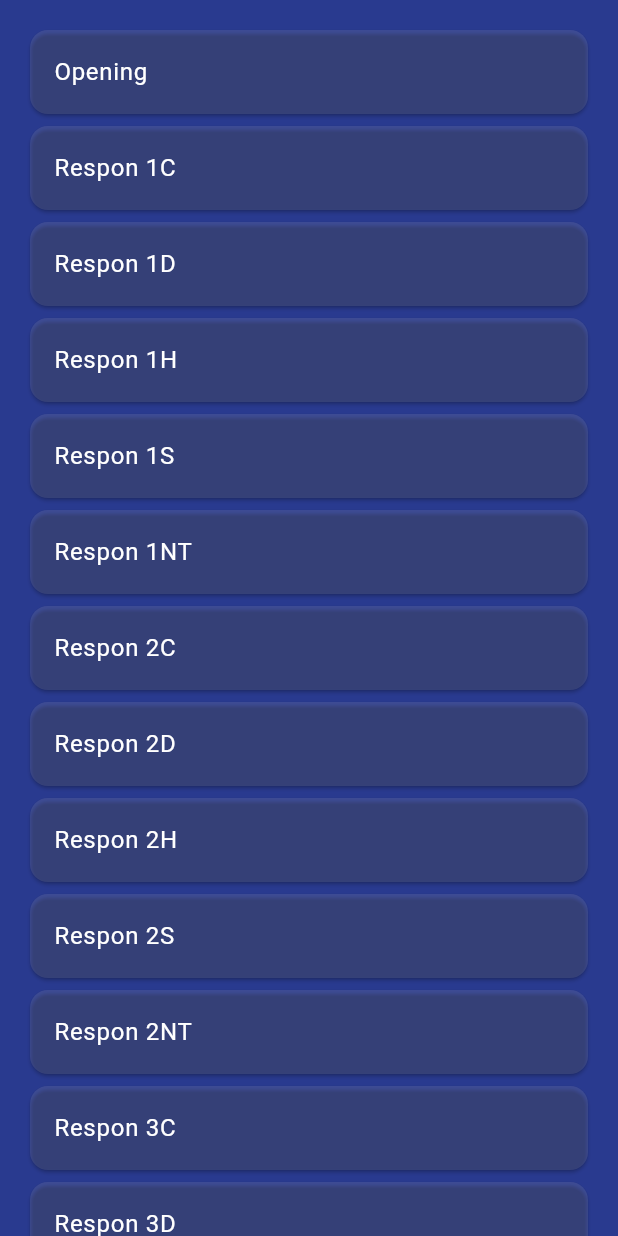
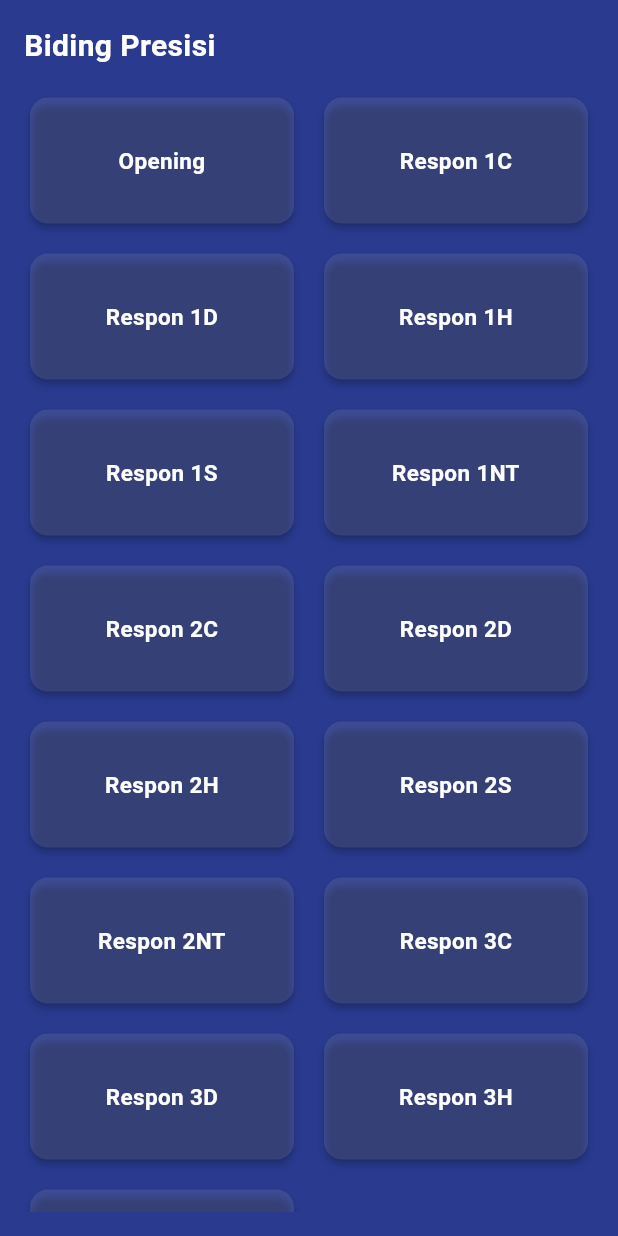
Before and after one commit to alanprayogo/bs_project, a Flutter app: the PresisiBidPage screen opened by its route, on a phone screen of 412 x 824 dp. Run offline on Flutter 3.47's test engine with Material 3 defaults, Android fonts, the phone set to English and light mode, and no system bars.

```diff
--- a/lib/pages/analisis_bid.dart
+++ b/lib/pages/analisis_bid.dart
@@ -111,7 +111,7 @@ class _AnalisisBidPageState extends State<AnalisisBidPage> {
         backgroundColor: const Color(0xFF0E1431),
         elevation: 0,
       ),
-      body: Padding(
+      body: SingleChildScrollView(
         padding: const EdgeInsets.all(16.0),
         child: Column(
           crossAxisAlignment: CrossAxisAlignment.start,
@@ -277,18 +277,13 @@ class _AnalisisBidPageState extends State<AnalisisBidPage> {
             ),
             const SizedBox(height: 8),
 
-            Container(
-              width: double.infinity,
-              constraints: const BoxConstraints(minHeight: 80),
-              padding: EdgeInsets.zero,
-              child: Card(
+            Card(
               color: Colors.white.withOpacity(0.1),
               shape: RoundedRectangleBorder(
                 borderRadius: BorderRadius.circular(12),
               ),
               child: Padding(
                 padding: const EdgeInsets.all(16.0),
-                  child: SingleChildScrollView(
                 child: analysisData.isEmpty
                     ? const Text(
                         'Hasil analisis akan ditampilkan di sini.',
@@ -309,7 +304,7 @@ class _AnalisisBidPageState extends State<AnalisisBidPage> {
                                       width: 140,
                                       child: Text(
                                         '${entry.key}:',
-                                            style: const TextStyle(
+                                        style: TextStyle(
                                           fontWeight: FontWeight.bold,
                                           color: Colors.lightBlue,
                                         ),
@@ -331,8 +326,7 @@ class _AnalisisBidPageState extends State<AnalisisBidPage> {
                       ),
               ),
             ),
-              ),
-            ),
+            Container(height: 120, color: Colors.transparent),
           ],
         ),
       ),
--- a/lib/pages/presisi_bid.dart
+++ b/lib/pages/presisi_bid.dart
@@ -1,7 +1,7 @@
-// presisi_bid.dart
+// lib/pages/presisi_bid.dart
 
 import 'package:flutter/material.dart';
-import 'analisis_bid.dart'; // Pastikan file ini tersedia
+import 'analisis_bid.dart';
 
 class PresisiBidPage extends StatelessWidget {
   static const routeName = '/presisi';
@@ -11,35 +11,63 @@ class PresisiBidPage extends StatelessWidget {
   @override
   Widget build(BuildContext context) {
     return Scaffold(
-      body: ListView(
+      body: Padding(
         padding: const EdgeInsets.all(16.0),
-        children: [
-          _buildListItem(context, 'Opening', 'opening'),
-          _buildListItem(context, 'Respon 1C', 'respon_1c'),
-          _buildListItem(context, 'Respon 1D', 'respon_1d'),
-          _buildListItem(context, 'Respon 1H', 'respon_1h'),
-          _buildListItem(context, 'Respon 1S', 'respon_1s'),
-          _buildListItem(context, 'Respon 1NT', 'respon_1nt'),
-          _buildListItem(context, 'Respon 2C', 'respon_2c'),
-          _buildListItem(context, 'Respon 2D', 'respon_2d'),
-          _buildListItem(context, 'Respon 2H', 'respon_2h'),
-          _buildListItem(context, 'Respon 2S', 'respon_2s'),
-          _buildListItem(context, 'Respon 2NT', 'respon_2nt'),
-          _buildListItem(context, 'Respon 3C', 'respon_3c'),
-          _buildListItem(context, 'Respon 3D', 'respon_3d'),
-          _buildListItem(context, 'Respon 3H', 'respon_3h'),
-          _buildListItem(context, 'Respon 3S', 'respon_3s'),
-        ],
+        child: Column(
+          crossAxisAlignment: CrossAxisAlignment.start,
+          children: [
+            // Judul Halaman
+            const Text(
+              'Biding Presisi',
+              style: TextStyle(
+                fontSize: 20,
+                fontWeight: FontWeight.bold,
+                color: Colors.white,
+              ),
+            ),
+            const SizedBox(height: 16),
+
+            // Grid View - Responsif
+            Expanded(
+              child: GridView.count(
+                crossAxisCount: 2, // Tampil 2 kolom
+                mainAxisSpacing: 12,
+                crossAxisSpacing: 12,
+                childAspectRatio:
+                    2.0, // Lebih lebar sedikit, tidak terlalu tinggi
+                children: [
+                  _buildGridItem(context, 'Opening', 'opening'),
+                  _buildGridItem(context, 'Respon 1C', 'respon_1c'),
+                  _buildGridItem(context, 'Respon 1D', 'respon_1d'),
+                  _buildGridItem(context, 'Respon 1H', 'respon_1h'),
+                  _buildGridItem(context, 'Respon 1S', 'respon_1s'),
+                  _buildGridItem(context, 'Respon 1NT', 'respon_1nt'),
+                  _buildGridItem(context, 'Respon 2C', 'respon_2c'),
+                  _buildGridItem(context, 'Respon 2D', 'respon_2d'),
+                  _buildGridItem(context, 'Respon 2H', 'respon_2h'),
+                  _buildGridItem(context, 'Respon 2S', 'respon_2s'),
+                  _buildGridItem(context, 'Respon 2NT', 'respon_2nt'),
+                  _buildGridItem(context, 'Respon 3C', 'respon_3c'),
+                  _buildGridItem(context, 'Respon 3D', 'respon_3d'),
+                  _buildGridItem(context, 'Respon 3H', 'respon_3h'),
+                  _buildGridItem(context, 'Respon 3S', 'respon_3s'),
+                ],
+              ),
+            ),
+          ],
+        ),
       ),
     );
   }
 
-  Widget _buildListItem(BuildContext context, String title, String bidTypeKey) {
+  // Fungsi untuk membuat satu item grid
+  Widget _buildGridItem(BuildContext context, String title, String bidTypeKey) {
     return Card(
       color: Colors.white.withOpacity(0.1),
       shape: RoundedRectangleBorder(borderRadius: BorderRadius.circular(12)),
-      child: ListTile(
-        title: Text(title, style: const TextStyle(color: Colors.white)),
+      elevation: 2,
+      child: InkWell(
+        borderRadius: BorderRadius.circular(12),
         onTap: () {
           Navigator.pushNamed(
             context,
@@ -47,6 +75,20 @@ class PresisiBidPage extends StatelessWidget {
             arguments: bidTypeKey,
           );
         },
+        child: Center(
+          child: Padding(
+            padding: const EdgeInsets.symmetric(horizontal: 8.0),
+            child: Text(
+              title,
+              textAlign: TextAlign.center,
+              style: const TextStyle(
+                fontSize: 15,
+                fontWeight: FontWeight.bold,
+                color: Colors.white,
+              ),
+            ),
+          ),
+        ),
       ),
     );
   }
--- a/lib/pages/sayc_bid.dart
+++ b/lib/pages/sayc_bid.dart
@@ -6,9 +6,6 @@ class SaycBidPage extends StatelessWidget {
 
   @override
   Widget build(BuildContext context) {
-    return Scaffold(
-      appBar: AppBar(title: const Text('SAYC Bid')),
-      body: const Center(child: Text('Halaman SAYC')),
-    );
+    return Scaffold(body: const Center(child: Text('Halaman SAYC')));
   }
 }
```
Lines whose indentation alone changed are shown as unchanged.
